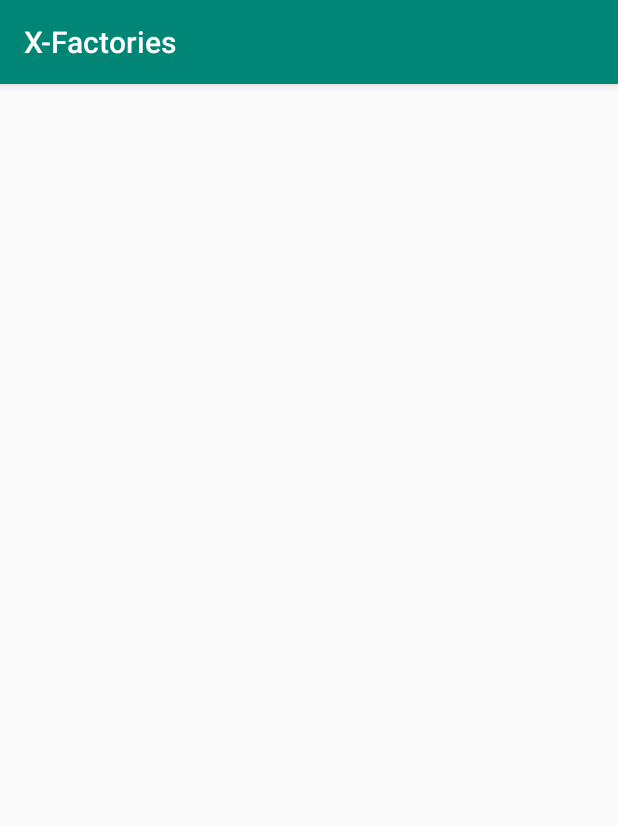
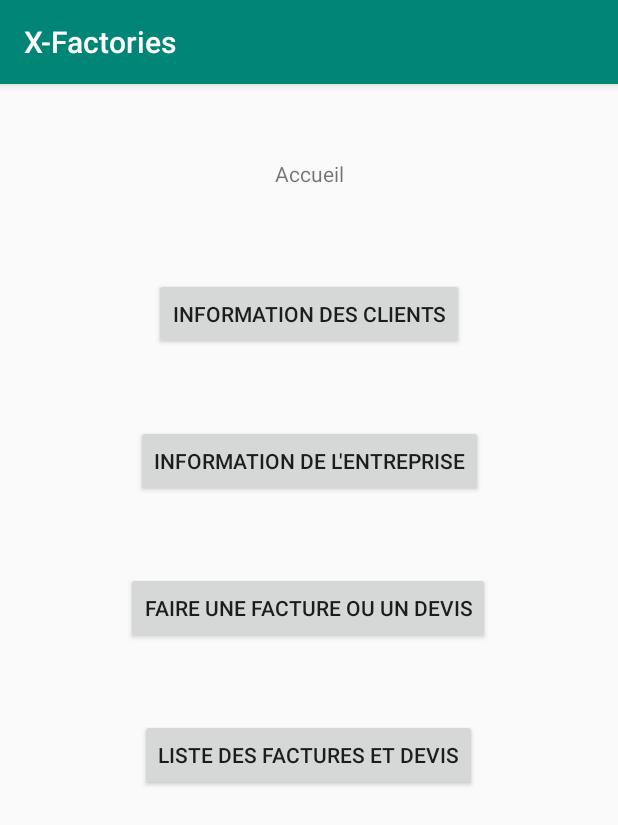
Before and after one commit to L-T45/XFactories, an Android app: the screen it shows after launch once a user with an empty profile is signed in (AccueilActivity), on a phone screen of 412 x 824 dp. Shown: the top 825 px of the screen. Run offline under Robolectric (Android 15) with nearby library versions, the phone set to English and light mode, and no system bars; our stand-ins replace Firebase (no records; nobody signed in at launch, a user with empty details on screens opened directly).

Commit message:
Add 4 buttons on home page

```diff
--- a/app/src/main/res/layout/activity_accueil.xml
+++ b/app/src/main/res/layout/activity_accueil.xml
@@ -6,4 +6,55 @@
     android:layout_height="match_parent"
     tools:context=".ui.accueil.AccueilActivity">
 
+    <Button
+        android:id="@+id/Client"
+        android:layout_width="wrap_content"
+        android:layout_height="wrap_content"
+        android:layout_marginTop="60dp"
+        android:text="Information des clients"
+        app:layout_constraintEnd_toEndOf="parent"
+        app:layout_constraintStart_toStartOf="parent"
+        app:layout_constraintTop_toBottomOf="@+id/Accueil" />
+
+    <Button
+        android:id="@+id/Entreprise"
+        android:layout_width="wrap_content"
+        android:layout_height="wrap_content"
+        android:layout_marginTop="50dp"
+        android:text="Information de l'entreprise"
+        app:layout_constraintEnd_toEndOf="parent"
+        app:layout_constraintStart_toStartOf="parent"
+        app:layout_constraintTop_toBottomOf="@+id/Client" />
+
+    <TextView
+        android:id="@+id/Accueil"
+        android:layout_width="wrap_content"
+        android:layout_height="wrap_content"
+        android:layout_marginTop="50dp"
+        android:text="Accueil"
+        app:layout_constraintEnd_toEndOf="parent"
+        app:layout_constraintStart_toStartOf="parent"
+        app:layout_constraintTop_toTopOf="parent" />
+
+    <Button
+        android:id="@+id/FD"
+        android:layout_width="wrap_content"
+        android:layout_height="wrap_content"
+        android:layout_marginTop="50dp"
+        android:text="Faire une facture ou un devis"
+        app:layout_constraintEnd_toEndOf="parent"
+        app:layout_constraintHorizontal_bias="0.497"
+        app:layout_constraintStart_toStartOf="parent"
+        app:layout_constraintTop_toBottomOf="@+id/Entreprise" />
+
+    <Button
+        android:id="@+id/LFD"
+        android:layout_width="wrap_content"
+        android:layout_height="wrap_content"
+        android:layout_marginTop="50dp"
+        android:text="Liste des Factures et Devis"
+        app:layout_constraintEnd_toEndOf="parent"
+        app:layout_constraintHorizontal_bias="0.497"
+        app:layout_constraintStart_toStartOf="parent"
+        app:layout_constraintTop_toBottomOf="@+id/FD" />
 </androidx.constraintlayout.widget.ConstraintLayout>
```
